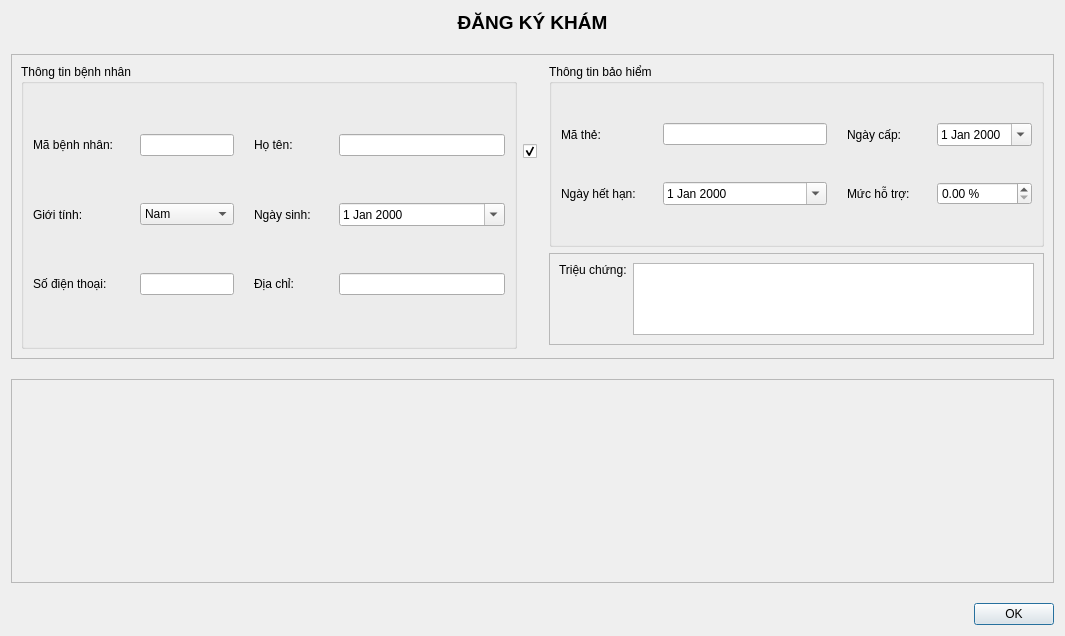
Above: src/views/RegisterView.ui from Taylor3691/Hospital-Management-Project before the change. Below: the same form after it.
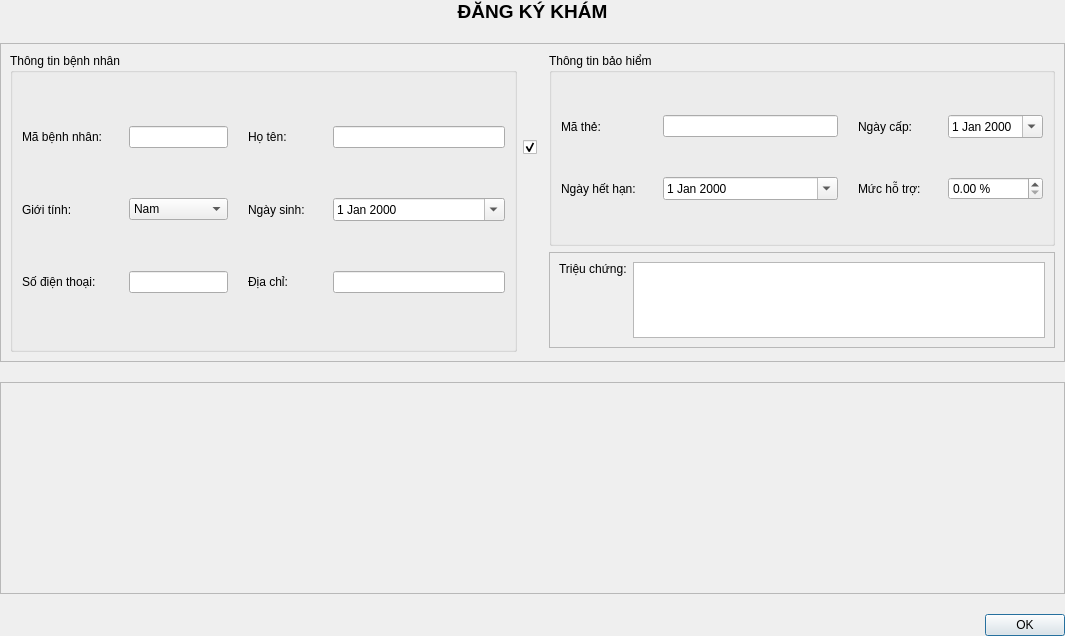
That is the form after the change. Icons and pictures are not drawn.

Commit message: refactor(ui): add title for management view and remove margins for other views

Patch:
```diff
--- a/src/views/RegisterView.ui
+++ b/src/views/RegisterView.ui
@@ -2259,6 +2259,18 @@
    <property name="spacing">
     <number>20</number>
    </property>
+   <property name="leftMargin">
+    <number>0</number>
+   </property>
+   <property name="topMargin">
+    <number>0</number>
+   </property>
+   <property name="rightMargin">
+    <number>0</number>
+   </property>
+   <property name="bottomMargin">
+    <number>0</number>
+   </property>
    <item>
     <widget class="QLabel" name="label_13">
      <property name="sizePolicy">
```
The commit also changes 8 other files.
